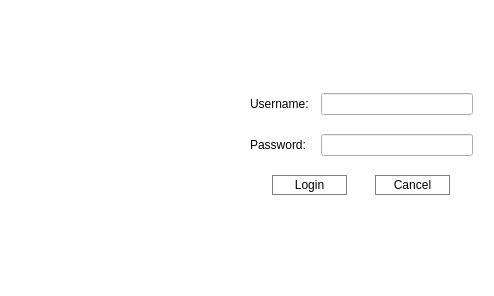
Qt form ArcApp/loginprompt.ui (Arc-Project/Arc) before a commit.
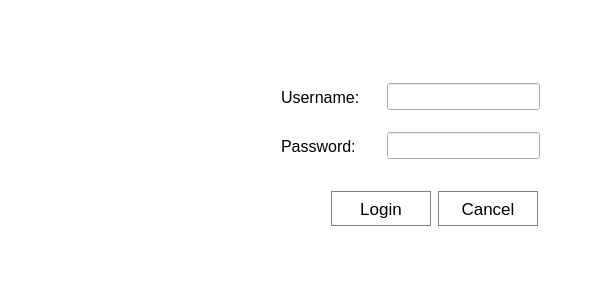
The same form after that commit. Icons and pictures are not drawn.

Commit message: ui improvements: lunches/wakeup, msd, login

The edit to the form file:
```diff
--- a/ArcApp/loginprompt.ui
+++ b/ArcApp/loginprompt.ui
@@ -6,8 +6,8 @@
    <rect>
     <x>0</x>
     <y>0</y>
-    <width>494</width>
-    <height>296</height>
+    <width>600</width>
+    <height>299</height>
    </rect>
   </property>
   <property name="sizePolicy">
@@ -18,14 +18,14 @@
   </property>
   <property name="minimumSize">
    <size>
-    <width>494</width>
+    <width>600</width>
     <height>296</height>
    </size>
   </property>
   <property name="maximumSize">
    <size>
-    <width>494</width>
-    <height>296</height>
+    <width>1000</width>
+    <height>1000</height>
    </size>
   </property>
   <property name="windowTitle">
@@ -81,9 +81,9 @@
   <widget class="QLabel" name="label_LoginError">
    <property name="geometry">
     <rect>
-     <x>11</x>
-     <y>269</y>
-     <width>471</width>
+     <x>0</x>
+     <y>280</y>
+     <width>591</width>
      <height>16</height>
     </rect>
    </property>
@@ -114,46 +114,74 @@
     <set>Qt::AlignCenter</set>
    </property>
   </widget>
-  <widget class="QWidget" name="layoutWidget">
+  <widget class="QWidget" name="">
    <property name="geometry">
     <rect>
-     <x>250</x>
-     <y>80</y>
-     <width>223</width>
-     <height>131</height>
+     <x>281</x>
+     <y>81</y>
+     <width>259</width>
+     <height>32</height>
     </rect>
    </property>
-   <layout class="QVBoxLayout" name="verticalLayout">
-    <item>
      <layout class="QHBoxLayout" name="horizontalLayout">
       <item>
        <widget class="QLabel" name="label_3">
         <property name="minimumSize">
          <size>
-          <width>65</width>
+        <width>100</width>
           <height>0</height>
          </size>
         </property>
+      <property name="font">
+       <font>
+        <pointsize>12</pointsize>
+       </font>
+      </property>
         <property name="text">
          <string>Username:</string>
         </property>
        </widget>
       </item>
       <item>
-       <widget class="QLineEdit" name="lineEdit_Uname"/>
-      </item>
-     </layout>
-    </item>
-    <item>
+     <widget class="QLineEdit" name="lineEdit_Uname">
+      <property name="minimumSize">
+       <size>
+        <width>150</width>
+        <height>0</height>
+       </size>
+      </property>
+      <property name="font">
+       <font>
+        <pointsize>12</pointsize>
+       </font>
+      </property>
+     </widget>
+    </item>
+   </layout>
+  </widget>
+  <widget class="QWidget" name="">
+   <property name="geometry">
+    <rect>
+     <x>281</x>
+     <y>130</y>
+     <width>259</width>
+     <height>32</height>
+    </rect>
+   </property>
      <layout class="QHBoxLayout" name="horizontalLayout_2">
       <item>
        <widget class="QLabel" name="label_2">
         <property name="minimumSize">
          <size>
-          <width>65</width>
+        <width>100</width>
           <height>0</height>
          </size>
         </property>
+      <property name="font">
+       <font>
+        <pointsize>12</pointsize>
+       </font>
+      </property>
         <property name="text">
          <string>Password:</string>
         </property>
@@ -161,14 +189,33 @@
       </item>
       <item>
        <widget class="QLineEdit" name="lineEdit_Pw">
+      <property name="minimumSize">
+       <size>
+        <width>150</width>
+        <height>0</height>
+       </size>
+      </property>
+      <property name="font">
+       <font>
+        <pointsize>12</pointsize>
+       </font>
+      </property>
         <property name="echoMode">
          <enum>QLineEdit::Password</enum>
         </property>
        </widget>
       </item>
      </layout>
-    </item>
-    <item>
+  </widget>
+  <widget class="QWidget" name="">
+   <property name="geometry">
+    <rect>
+     <x>330</x>
+     <y>190</y>
+     <width>209</width>
+     <height>37</height>
+    </rect>
+   </property>
      <layout class="QHBoxLayout" name="horizontalLayout_4">
       <item>
        <widget class="QPushButton" name="btn_login">
@@ -180,10 +227,15 @@
         </property>
         <property name="minimumSize">
          <size>
-          <width>75</width>
-          <height>20</height>
-         </size>
-        </property>
+        <width>100</width>
+        <height>35</height>
+       </size>
+      </property>
+      <property name="font">
+       <font>
+        <pointsize>13</pointsize>
+       </font>
+      </property>
         <property name="text">
          <string>Login</string>
         </property>
@@ -199,19 +251,19 @@
         </property>
         <property name="minimumSize">
          <size>
-          <width>75</width>
-          <height>20</height>
-         </size>
-        </property>
+        <width>100</width>
+        <height>35</height>
+       </size>
+      </property>
+      <property name="font">
+       <font>
+        <pointsize>13</pointsize>
+       </font>
+      </property>
         <property name="text">
          <string>Cancel</string>
         </property>
        </widget>
-      </item>
-     </layout>
-    </item>
-    <item>
-     <layout class="QHBoxLayout" name="horizontalLayout_3"/>
     </item>
    </layout>
   </widget>
```
Lines whose indentation alone changed are shown as unchanged. The commit also changes 4 other files.
